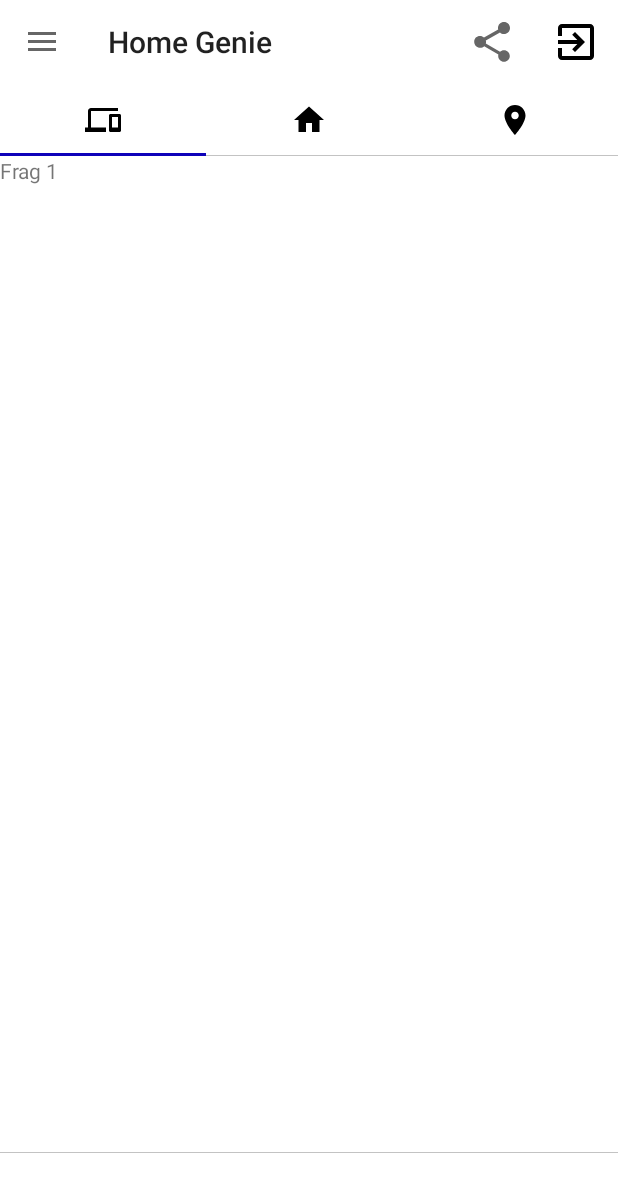
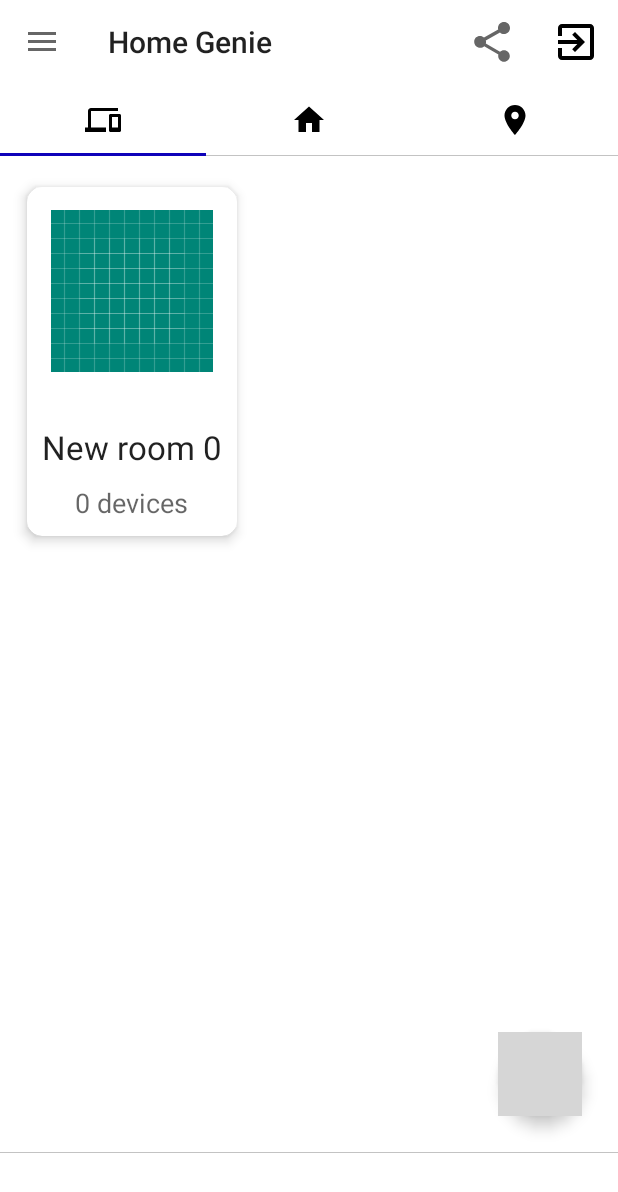
Before and after one commit to anskarthik/GeeneApp, an Android app: the UserHomeActivity screen opened directly, with no data from a screen before it, after a tap on "email us", on a phone screen of 412 x 824 dp. Shown: the top 1192 px of the screen. Run offline under Robolectric (Android 15) with nearby library versions, the phone set to English and light mode, and no system bars; our stand-ins replace ButterKnife; 2 other taps on this screen came first; grey boxes are pictures that could not be loaded.

Commit message:
recyclerview, cardview, rooms and devices

```diff
--- a/app/build.gradle
+++ b/app/build.gradle
@@ -27,6 +27,8 @@ dependencies {
     implementation 'com.android.support:appcompat-v7:28.0.0'
     implementation 'com.android.support.constraint:constraint-layout:1.1.3'
     implementation 'com.android.support:support-v4:28.0.0'
+    implementation 'com.android.support:cardview-v7:28.0.0'
+    implementation 'com.android.support:recyclerview-v7:28.0.0'
     testImplementation 'junit:junit:4.12'
     annotationProcessor 'com.jakewharton:butterknife-compiler:8.8.1'
     androidTestImplementation 'com.android.support.test:runner:1.0.2'
--- a/app/src/main/java/com/genie/home/genieapp/DevicesFragment.java
+++ b/app/src/main/java/com/genie/home/genieapp/DevicesFragment.java
@@ -1,13 +1,24 @@
 package com.genie.home.genieapp;
 
 import android.content.Context;
+import android.content.res.Resources;
+import android.graphics.Rect;
 import android.net.Uri;
 import android.os.Bundle;
+import android.support.annotation.NonNull;
 import android.support.v4.app.Fragment;
+import android.support.v7.widget.DefaultItemAnimator;
+import android.support.v7.widget.GridLayoutManager;
+import android.support.v7.widget.RecyclerView;
+import android.util.TypedValue;
 import android.view.LayoutInflater;
 import android.view.View;
 import android.view.ViewGroup;
-import android.widget.TextView;
+
+import com.genie.home.genieapp.model.Room;
+
+import java.util.ArrayList;
+import java.util.List;
 
 
 /**
@@ -27,8 +38,11 @@ public class DevicesFragment extends Fragment {
     // TODO: Rename and change types of parameters
     private String mParam1;
     private String mParam2;
+    private List<Room> rooms = new ArrayList<>();
 
     private OnFragmentInteractionListener mListener;
+    private RoomsAdapter adapter;
+    private RecyclerView recyclerView;
 
     public DevicesFragment() {
         // Required empty public constructor
@@ -66,14 +80,31 @@ public class DevicesFragment extends Fragment {
                              Bundle savedInstanceState) {
         // Inflate the layout for this fragment
         View view = inflater.inflate(R.layout.fragment_devices, container, false);
-        TextView txtView = (TextView) view.findViewById(R.id.frag_txtView);
-        txtView.setOnClickListener(new View.OnClickListener() {
+        view.findViewById(R.id.floatingActionButton).setOnClickListener(new View.OnClickListener() {
             @Override
             public void onClick(View v) {
-                onButtonPressed(new Uri.Builder().build());
+                Room room = new Room("New room " + rooms.size());
+                rooms.add(room);
+                adapter.notifyDataSetChanged();
+                recyclerView.refreshDrawableState();
             }
         });
+
+        recyclerView = view.findViewById(R.id.recycler_view);
+        adapter = new RoomsAdapter(view.getContext(), rooms);
+
+        RecyclerView.LayoutManager mLayoutManager = new GridLayoutManager(view.getContext(), 2);
+        recyclerView.setLayoutManager(mLayoutManager);
+        recyclerView.addItemDecoration(new GridSpacingItemDecoration(2, dpToPx(10), true));
+        recyclerView.setItemAnimator(new DefaultItemAnimator());
+        recyclerView.setAdapter(adapter);
+
         return view;
+    }
+
+    private int dpToPx(int dp) {
+        Resources r = getResources();
+        return Math.round(TypedValue.applyDimension(TypedValue.COMPLEX_UNIT_DIP, dp, r.getDisplayMetrics()));
     }
 
     // TODO: Rename method, update argument and hook method into UI event
@@ -114,4 +145,39 @@ public class DevicesFragment extends Fragment {
         // TODO: Update argument type and name
         void onFragmentInteraction(Uri uri);
     }
+
+    private class GridSpacingItemDecoration extends RecyclerView.ItemDecoration {
+        private int spanCount;
+        private int spacing;
+        private boolean includeEdge;
+
+        public GridSpacingItemDecoration(int spanCount, int spacing, boolean includeEdge) {
+            this.spanCount = spanCount;
+            this.spacing = spacing;
+            this.includeEdge = includeEdge;
+        }
+
+        @Override
+        public void getItemOffsets(@NonNull Rect outRect, @NonNull View view, @NonNull RecyclerView parent, @NonNull RecyclerView.State state) {
+            int position = parent.getChildAdapterPosition(view);
+            int column = position % spanCount;
+
+            if (includeEdge) {
+                outRect.left = spacing - column * spacing / spanCount;
+                outRect.right = (column + 1) * spacing / spanCount;
+
+                if (position < spanCount) {
+                    outRect.top = spacing;
+                }
+                outRect.bottom = spacing;
+            } else {
+                outRect.left = column * spacing / spanCount;
+                outRect.right = spacing - (column + 1) * spacing / spanCount;
+
+                if (position >= spanCount) {
+                    outRect.top = spacing;
+                }
+            }
+        }
+    }
 }
--- /dev/null
+++ b/app/src/main/java/com/genie/home/genieapp/RoomsAdapter.java
@@ -0,0 +1,57 @@
+package com.genie.home.genieapp;
+
+import android.content.Context;
+import android.support.annotation.NonNull;
+import android.support.v7.widget.RecyclerView;
+import android.view.LayoutInflater;
+import android.view.View;
+import android.view.ViewGroup;
+import android.widget.TextView;
+
+import com.genie.home.genieapp.model.Room;
+
+import java.util.List;
+
+public class RoomsAdapter extends RecyclerView.Adapter<RoomsAdapter.MyViewHolder> {
+
+    public Context mContext;
+    public List<Room> rooms;
+
+    public RoomsAdapter(Context mContext, List<Room> rooms) {
+        this.mContext = mContext;
+        this.rooms = rooms;
+    }
+
+    @NonNull
+    @Override
+    public MyViewHolder onCreateViewHolder(@NonNull ViewGroup viewGroup, int i) {
+        View itemView = LayoutInflater.from(viewGroup.getContext())
+                .inflate(R.layout.cards_layout, viewGroup, false);
+        return new MyViewHolder(itemView);
+    }
+
+    @Override
+    public void onBindViewHolder(@NonNull MyViewHolder myViewHolder, int i) {
+        Room room = rooms.get(i);
+        myViewHolder.title.setText(room.getRoomName());
+        myViewHolder.count.setText(room.getDevices().size() + " devices");
+    }
+
+    @Override
+    public int getItemCount() {
+        return rooms.size();
+    }
+
+    public class MyViewHolder extends RecyclerView.ViewHolder {
+        public TextView title;
+
+        public TextView count;
+
+        public MyViewHolder(@NonNull View itemView) {
+            super(itemView);
+            title = itemView.findViewById(R.id.title);
+            count = itemView.findViewById(R.id.count);
+        }
+
+    }
+}
--- a/app/src/main/java/com/genie/home/genieapp/UserHomeActivity.java
+++ b/app/src/main/java/com/genie/home/genieapp/UserHomeActivity.java
@@ -83,7 +83,7 @@ public class UserHomeActivity extends AppCompatActivity
     }
 
     private void setupViewPager(ViewPager viewPager) {
-        pagerAdapter.addFragment(new Tab1Fragment());
+        pagerAdapter.addFragment(new DevicesFragment());
         pagerAdapter.addFragment(new Tab2Fragment());
         pagerAdapter.addFragment(new Tab3Fragment());
         viewPager.setAdapter(pagerAdapter);
--- /dev/null
+++ b/app/src/main/res/layout/cards_layout.xml
@@ -0,0 +1,53 @@
+<?xml version="1.0" encoding="utf-8"?>
+<android.support.v7.widget.CardView xmlns:android="http://schemas.android.com/apk/res/android"
+    xmlns:card_view="http://schemas.android.com/apk/res-auto"
+    android:id="@+id/card_view"
+    android:layout_width="wrap_content"
+    android:layout_height="wrap_content"
+    card_view:cardBackgroundColor="@color/colorWhite"
+    card_view:cardCornerRadius="10dp"
+    card_view:cardElevation="5dp"
+    card_view:cardUseCompatPadding="true">
+
+    <LinearLayout
+        android:layout_width="wrap_content"
+        android:layout_height="wrap_content"
+        android:orientation="vertical">
+
+        <ImageView
+            android:id="@+id/imageView"
+            android:layout_width="wrap_content"
+            android:layout_height="wrap_content"
+            android:layout_gravity="center"
+            android:layout_margin="15dp"
+            android:src="@drawable/ic_launcher_background"
+            android:tag="image_tag" />
+
+        <LinearLayout
+            android:layout_width="wrap_content"
+            android:layout_height="wrap_content"
+            android:layout_margin="10dp"
+            android:orientation="vertical">
+
+            <TextView
+                android:id="@+id/title"
+                android:layout_width="wrap_content"
+                android:layout_height="wrap_content"
+                android:layout_gravity="center_horizontal"
+                android:layout_marginTop="10dp"
+                android:text="Drawing room"
+                android:textAppearance="?android:attr/textAppearanceLarge" />
+
+            <TextView
+                android:id="@+id/count"
+                android:layout_width="wrap_content"
+                android:layout_height="wrap_content"
+                android:layout_gravity="center_horizontal"
+                android:layout_marginTop="10dp"
+                android:text="5 devices"
+                android:textAppearance="?android:attr/textAppearanceMedium" />
+
+        </LinearLayout>
+    </LinearLayout>
+
+</android.support.v7.widget.CardView>
--- a/app/src/main/res/layout/fragment_devices.xml
+++ b/app/src/main/res/layout/fragment_devices.xml
@@ -1,15 +1,37 @@
 <?xml version="1.0" encoding="utf-8"?>
 <FrameLayout xmlns:android="http://schemas.android.com/apk/res/android"
+    xmlns:app="http://schemas.android.com/apk/res-auto"
     xmlns:tools="http://schemas.android.com/tools"
     android:layout_width="match_parent"
     android:layout_height="match_parent"
     tools:context=".DevicesFragment">
 
     <!-- TODO: Update blank fragment layout -->
-    <TextView
-        android:id="@+id/frag_txtView"
+    <android.support.constraint.ConstraintLayout
         android:layout_width="match_parent"
-        android:layout_height="match_parent"
-        android:text="@string/hello_blank_fragment" />
+        android:layout_height="match_parent">
+
+        <android.support.v7.widget.RecyclerView
+            android:id="@+id/recycler_view"
+            android:layout_width="match_parent"
+            android:layout_height="wrap_content"
+            android:clipToPadding="false"
+            android:scrollbars="vertical">
+
+        </android.support.v7.widget.RecyclerView>
+
+        <android.support.design.widget.FloatingActionButton
+            android:id="@+id/floatingActionButton"
+            android:layout_width="80dp"
+            android:layout_height="wrap_content"
+            android:layout_marginEnd="24dp"
+            android:layout_marginRight="24dp"
+            android:layout_marginBottom="24dp"
+            android:clickable="true"
+            android:focusable="true"
+            android:src="@drawable/ic_add_white_24dp"
+            app:layout_constraintBottom_toBottomOf="parent"
+            app:layout_constraintEnd_toEndOf="parent" />
+    </android.support.constraint.ConstraintLayout>
 
 </FrameLayout>
```
Also changed, not shown: app/src/main/java/com/genie/home/genieapp/model/Device.java (added, +42 -0 lines), app/src/main/java/com/genie/home/genieapp/model/Room.java (added, +60 -0 lines).
